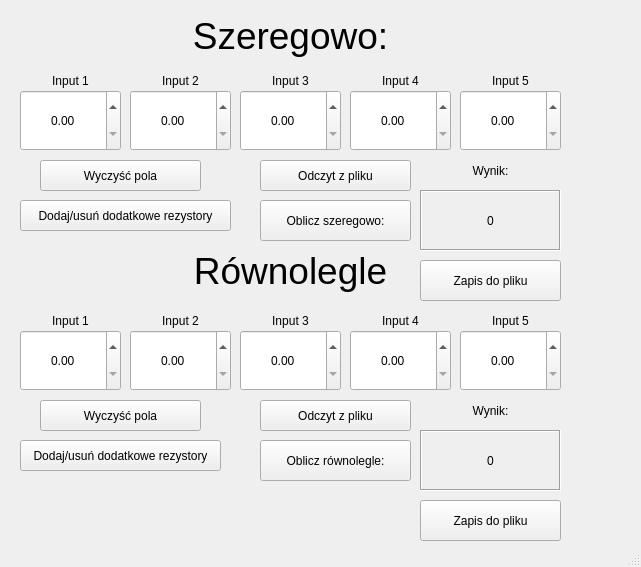
This is mainwindow.ui in 261995/Kalkulator-rezystancji-GUI2 as Qt 5 draws it before an edit. The edited form follows.
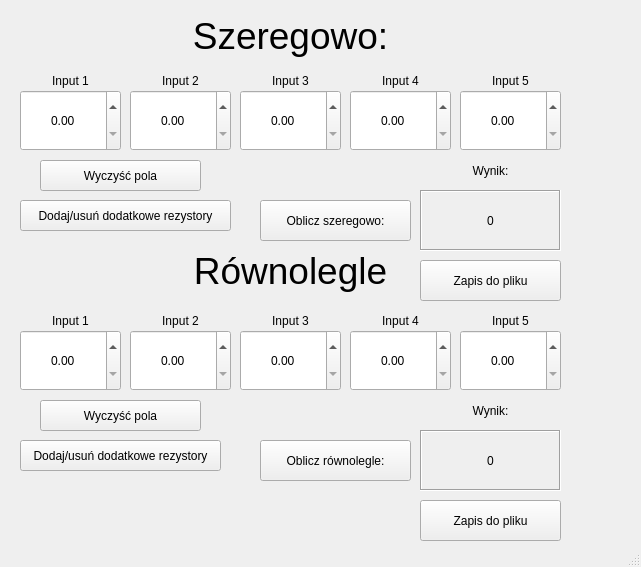
This is the edited form.

Patch:
```diff
--- a/mainwindow.ui
+++ b/mainwindow.ui
@@ -564,32 +564,6 @@
      <string>Zapis do pliku</string>
     </property>
    </widget>
-   <widget class="QPushButton" name="Read1">
-    <property name="geometry">
-     <rect>
-      <x>260</x>
-      <y>160</y>
-      <width>151</width>
-      <height>31</height>
-     </rect>
-    </property>
-    <property name="text">
-     <string>Odczyt z pliku</string>
-    </property>
-   </widget>
-   <widget class="QPushButton" name="Read1_2">
-    <property name="geometry">
-     <rect>
-      <x>260</x>
-      <y>400</y>
-      <width>151</width>
-      <height>31</height>
-     </rect>
-    </property>
-    <property name="text">
-     <string>Odczyt z pliku</string>
-    </property>
-   </widget>
   </widget>
   <widget class="QStatusBar" name="statusbar"/>
  </widget>
```
